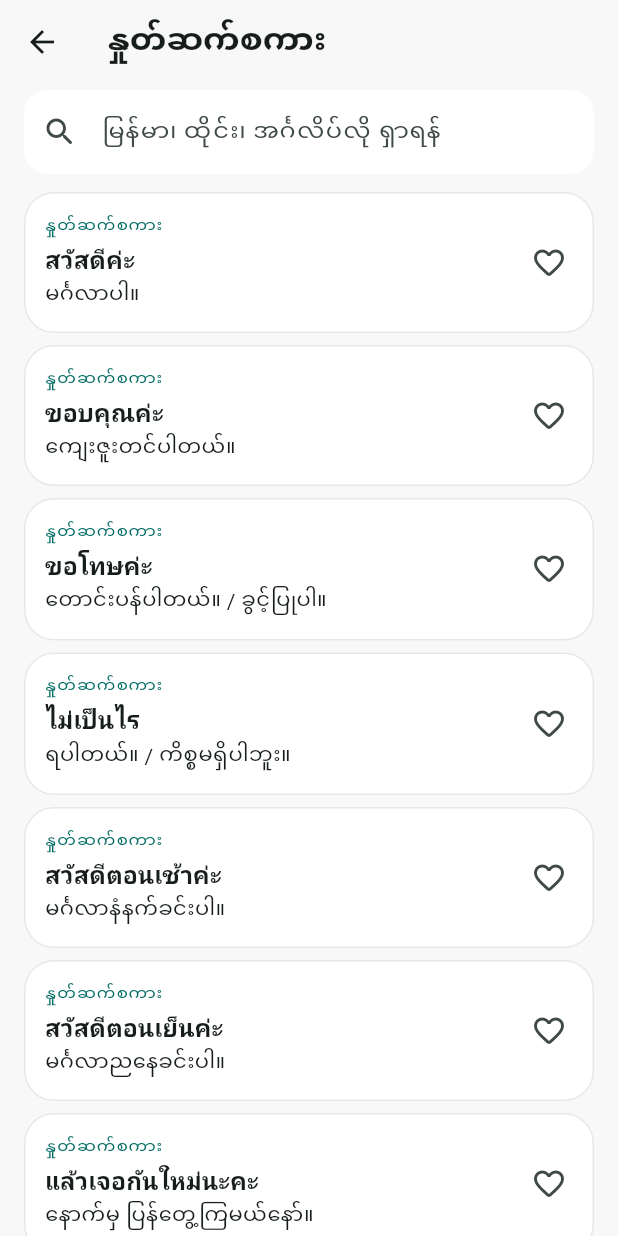
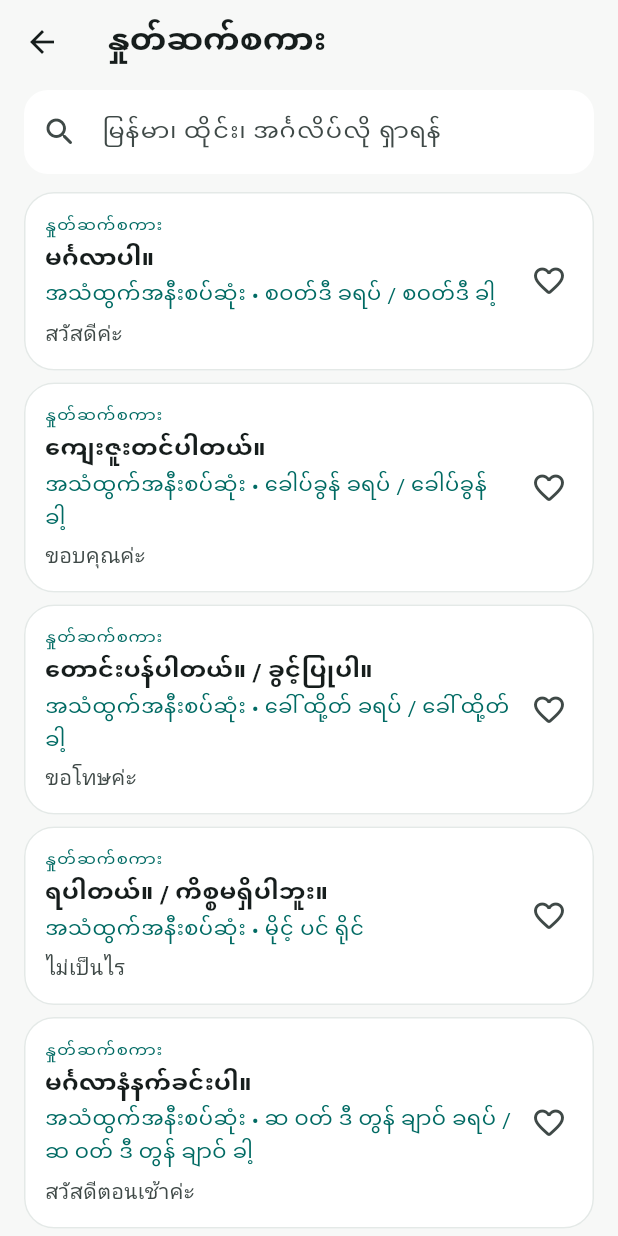
Before and after one commit to sharedbyatt-maker/thai-for-myanmar, a Flutter app: the screen it shows after launch, item 2 of the bottom bar chosen, after a tap on "ဒီအကြောင်းအရာရဲ့ စကားစုအားလုံး ကြည့်မယ်", on a phone screen of 412 x 824 dp. Run offline on Flutter 3.47's test engine with Material 3 defaults, Android fonts, the phone set to English and light mode, and no system bars; our stand-ins replace audioplayers, flutter_tts, google_mobile_ads, shared_preferences, web; missing offline and left inert: dart:js_interop.

Commit message:
Add daily five practice and pronunciation-first UI

```diff
--- a/lib/learning/study_catalog.dart
+++ b/lib/learning/study_catalog.dart
@@ -3,6 +3,7 @@ import 'dart:math';
 import '../data/phrase_repository.dart';
 import '../models/phrase.dart';
 import 'learning_progress.dart';
+import 'review_card.dart';
 
 class StudyLesson {
   const StudyLesson({
@@ -17,7 +18,47 @@ class StudyLesson {
   final List<Phrase> phrases;
 }
 
+class TodayStudyPlan {
+  const TodayStudyPlan({required this.phrases, required this.reviewCount});
+
+  final List<Phrase> phrases;
+  final int reviewCount;
+  int get newCount => phrases.length - reviewCount;
+}
+
 class StudyCatalog {
+  /// A small, predictable deck: overdue flashcards first, then new everyday
+  /// phrases in lesson order. Unreviewed cards are not counted as overdue.
+  static TodayStudyPlan todayPlan(
+    PhraseRepository repository,
+    LearningProgress progress,
+    DateTime now, {
+    int limit = 5,
+  }) {
+    final reviewedDue = repository.phrases.where((phrase) {
+      final card = progress.cardFor(phrase.id, LearningMode.flashcard);
+      return card != null && !card.due.isAfter(dateOnly(now));
+    }).toList()
+      ..sort((a, b) {
+        final left = progress.cardFor(a.id, LearningMode.flashcard)!;
+        final right = progress.cardFor(b.id, LearningMode.flashcard)!;
+        final comparison = left.due.compareTo(right.due);
+        return comparison != 0 ? comparison : a.id.compareTo(b.id);
+      });
+    final selected = reviewedDue.take(limit).toList();
+    final reviewCount = selected.length;
+    for (final phrase in repository.phrases) {
+      if (selected.length >= limit) break;
+      if (phrase.tags.contains('high-risk') ||
+          phrase.tags.contains('emergency') ||
+          progress.cardFor(phrase.id, LearningMode.flashcard) != null) {
+        continue;
+      }
+      selected.add(phrase);
+    }
+    return TodayStudyPlan(phrases: selected, reviewCount: reviewCount);
+  }
+
   static List<StudyLesson> lessons(PhraseRepository repository) {
     final result = <StudyLesson>[];
     for (final category in repository.categories) {
--- a/lib/widgets/learning_dashboard.dart
+++ b/lib/widgets/learning_dashboard.dart
@@ -1,15 +1,18 @@
 import 'package:flutter/material.dart';
 
+import '../learning/study_catalog.dart';
 import '../services/app_state.dart';
 
 class LearningDashboard extends StatelessWidget {
   const LearningDashboard({
     required this.appState,
+    required this.plan,
     required this.onPractice,
     required this.onProgress,
     super.key,
   });
   final AppState appState;
+  final TodayStudyPlan plan;
   final VoidCallback onPractice;
   final VoidCallback onProgress;
 
@@ -21,18 +24,33 @@ class LearningDashboard extends StatelessWidget {
       final now = DateTime.now();
       final today = progress.reviewsOn(now);
       final goal = progress.dailyGoal;
+      final colors = Theme.of(context).colorScheme;
       return Card(
-        color: Theme.of(context).colorScheme.primaryContainer,
+        color: colors.primaryContainer,
         child: Padding(
           padding: const EdgeInsets.all(18),
           child: Column(
             crossAxisAlignment: CrossAxisAlignment.stretch,
             children: [
-              Text(
-                'ဒီနေ့ရဲ့ သင်ယူမှု',
-                style: Theme.of(context).textTheme.titleLarge,
+              Row(
+                children: [
+                  Icon(Icons.auto_stories_rounded, color: colors.primary),
+                  const SizedBox(width: 10),
+                  Expanded(
+                    child: Text(
+                      'ဒီနေ့ ၅ စကားစု',
+                      style: Theme.of(context).textTheme.titleLarge,
+                    ),
+                  ),
+                ],
               ),
               const SizedBox(height: 10),
+              Text(
+                plan.phrases.isEmpty
+                    ? 'လက်ရှိအတွက် လေ့ကျင့်စရာ မကျန်တော့ပါ။'
+                    : '${plan.reviewCount} ခု ပြန်ကြည့် • ${plan.newCount} ခု အသစ်',
+              ),
+              const SizedBox(height: 8),
               Text(
                 '$today / $goal ခု လေ့ကျင့်ပြီး • ${progress.streak(now)} ရက် ဆက်တိုက်',
               ),
@@ -40,21 +58,19 @@ class LearningDashboard extends StatelessWidget {
               LinearProgressIndicator(value: (today / goal).clamp(0.0, 1.0)),
               const SizedBox(height: 12),
               if (today >= goal) const Text('ဒီနေ့ရည်မှန်းချက် ပြည့်ပါပြီ။'),
-              Wrap(
-                spacing: 8,
-                runSpacing: 8,
-                children: [
-                  FilledButton.icon(
-                    onPressed: onPractice,
-                    icon: const Icon(Icons.school),
-                    label: const Text('လေ့ကျင့်မယ်'),
-                  ),
-                  TextButton.icon(
-                    onPressed: onProgress,
-                    icon: const Icon(Icons.insights),
-                    label: const Text('မှတ်တမ်းကြည့်မယ်'),
-                  ),
-                ],
+              const SizedBox(height: 12),
+              FilledButton.icon(
+                onPressed: plan.phrases.isEmpty ? null : onPractice,
+                icon: const Icon(Icons.play_arrow_rounded),
+                label: const Text('အခု စလေ့ကျင့်မယ်'),
+              ),
+              Align(
+                alignment: Alignment.centerLeft,
+                child: TextButton.icon(
+                  onPressed: onProgress,
+                  icon: const Icon(Icons.insights_rounded),
+                  label: const Text('သင်ယူမှုမှတ်တမ်း'),
+                ),
               ),
             ],
           ),
--- a/lib/widgets/phrase_tile.dart
+++ b/lib/widgets/phrase_tile.dart
@@ -50,7 +50,7 @@ class PhraseTile extends StatelessWidget {
                 child: Semantics(
                   button: true,
                   label:
-                      '${phrase.thaiFor(appState.politeStyle)}. ${phrase.myanmar}',
+                      '${phrase.myanmar}. အသံထွက်အနီးစပ်ဆုံး ${phrase.pronunciation}. ${phrase.thaiFor(appState.politeStyle)}',
                   child: InkWell(
                     borderRadius: BorderRadius.circular(12),
                     onTap: () => _open(context),
@@ -67,15 +67,24 @@ class PhraseTile extends StatelessWidget {
                             ),
                           const SizedBox(height: 3),
                           Text(
-                            phrase.thaiFor(appState.politeStyle),
+                            phrase.myanmar,
                             style: Theme.of(context).textTheme.titleMedium,
                             maxLines: 2,
                             overflow: TextOverflow.ellipsis,
                           ),
                           const SizedBox(height: 2),
                           Text(
-                            phrase.myanmar,
-                            style: Theme.of(context).textTheme.bodyMedium,
+                            'အသံထွက်အနီးစပ်ဆုံး • ${phrase.pronunciation}',
+                            style: Theme.of(context).textTheme.bodyMedium
+                                ?.copyWith(color: colors.primary),
+                            maxLines: 2,
+                            overflow: TextOverflow.ellipsis,
+                          ),
+                          const SizedBox(height: 3),
+                          Text(
+                            phrase.thaiFor(appState.politeStyle),
+                            style: Theme.of(context).textTheme.bodyMedium
+                                ?.copyWith(color: colors.onSurfaceVariant),
                             maxLines: 2,
                             overflow: TextOverflow.ellipsis,
                           ),
```
Also changed, not shown: lib/screens/home_screen.dart (+28 -3 lines), lib/screens/phrase_detail_screen.dart (+40 -10 lines), lib/screens/study_session_screen.dart (+14 -2 lines), 3 other files.
